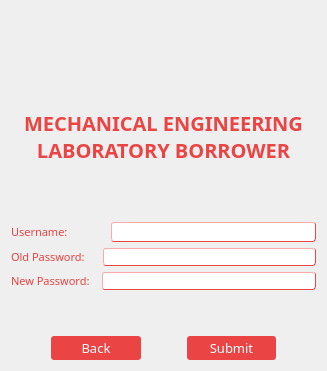
This is changepass.ui in markytools/sume-borrower-app as Qt 5 draws it before an edit. The edited form follows.
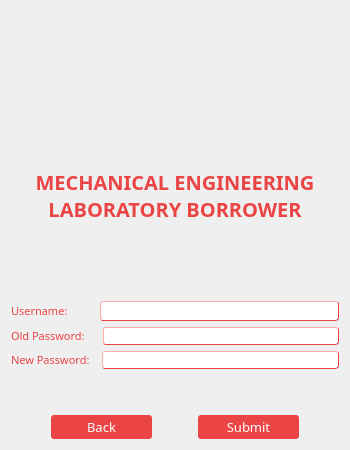
This is the edited form. Icons and pictures are not drawn.

```diff
--- a/changepass.ui
+++ b/changepass.ui
@@ -6,20 +6,20 @@
    <rect>
     <x>0</x>
     <y>0</y>
-    <width>327</width>
-    <height>371</height>
+    <width>350</width>
+    <height>450</height>
    </rect>
   </property>
   <property name="minimumSize">
    <size>
-    <width>327</width>
-    <height>371</height>
+    <width>350</width>
+    <height>450</height>
    </size>
   </property>
   <property name="maximumSize">
    <size>
-    <width>327</width>
-    <height>371</height>
+    <width>350</width>
+    <height>450</height>
    </size>
   </property>
   <property name="windowTitle">
@@ -58,7 +58,7 @@
 }</string>
          </property>
          <property name="text">
-          <string>Username:             </string>
+          <string>Username:         </string>
          </property>
         </widget>
        </item>
```
